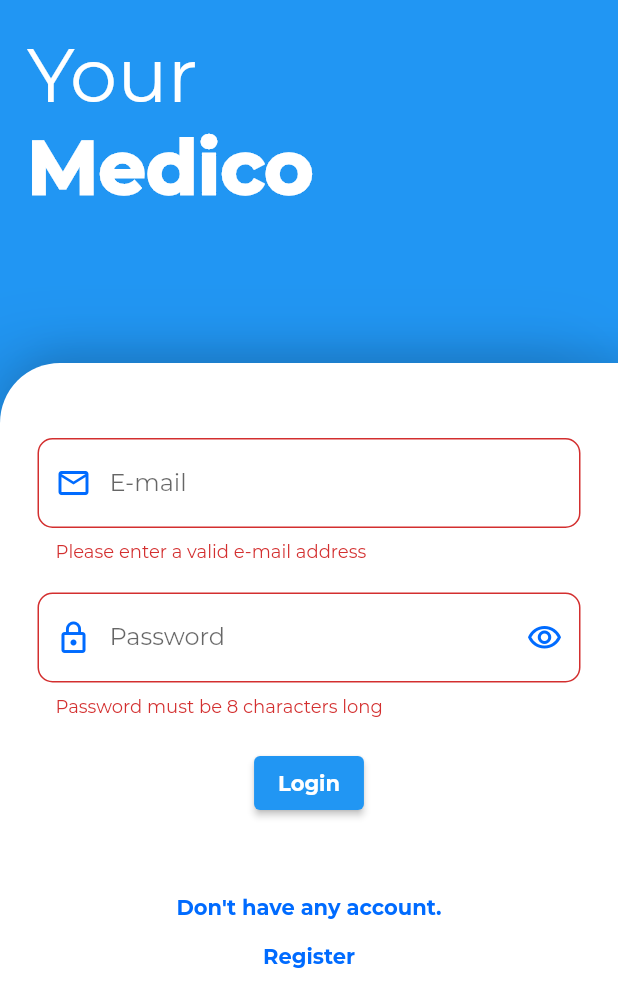
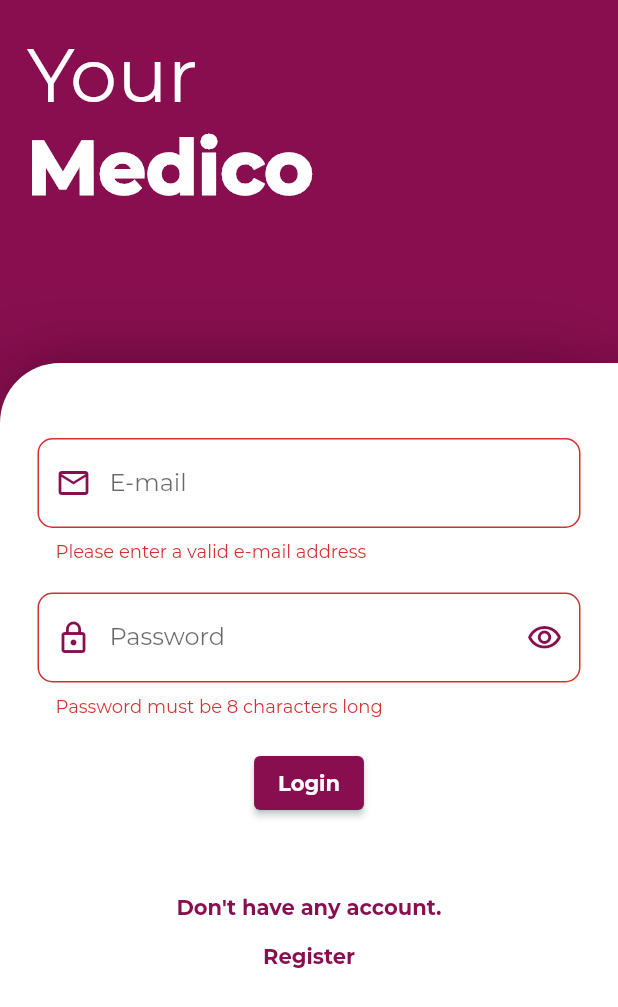
Before and after one commit to mohitvats2102/Code_Test, a Flutter app: the screen it shows after launch, after a tap on "Login", on a phone screen of 412 x 824 dp. Shown: the top 1007 px of the screen. Run offline on Flutter 3.47's test engine with Material 2 defaults, Android fonts, the phone set to English and light mode, and no system bars; our stand-ins replace firebase_auth, firebase_core, shared_preferences; accounts and stored records are empty.

```diff
--- a/lib/constant.dart
+++ b/lib/constant.dart
@@ -1,6 +1,6 @@
 import 'package:flutter/material.dart';
 
-const Color kdarkBlue = Color(0xFF006BFF);
+const Color kdarkBlue = Color.fromRGBO(136, 14, 79, 1);
 
 const TextStyle kloginText = TextStyle(
   color: Colors.white,
--- a/lib/main.dart
+++ b/lib/main.dart
@@ -13,23 +13,36 @@ void main() async {
   runApp(const MyApp());
 }
 
+Map<int, Color> color = {
+  50: const Color.fromRGBO(136, 14, 79, .1),
+  100: const Color.fromRGBO(136, 14, 79, .2),
+  200: const Color.fromRGBO(136, 14, 79, .3),
+  300: const Color.fromRGBO(136, 14, 79, .4),
+  400: const Color.fromRGBO(136, 14, 79, .5),
+  500: const Color.fromRGBO(136, 14, 79, .6),
+  600: const Color.fromRGBO(136, 14, 79, .7),
+  700: const Color.fromRGBO(136, 14, 79, .8),
+  800: const Color.fromRGBO(136, 14, 79, .9),
+  900: const Color.fromRGBO(136, 14, 79, 1),
+};
+
 class MyApp extends StatelessWidget {
   const MyApp({Key? key}) : super(key: key);
-
   @override
   Widget build(BuildContext context) {
     return MaterialApp(
+      debugShowCheckedModeBanner: false,
       title: 'Flutter Demo',
       theme: ThemeData(
-        primarySwatch: Colors.blue,
+        primarySwatch: MaterialColor(0xFF880E4F, color),
         fontFamily: 'Montserrat',
       ),
       home: FirebaseAuth.instance.currentUser == null
           ? const LoginScreen()
-          : HomeScreen(),
+          : const HomeScreen(),
       routes: {
         LoginScreen.routeName: (context) => const LoginScreen(),
-        HomeScreen.routeName: (context) => HomeScreen()
+        HomeScreen.routeName: (context) => const HomeScreen()
       },
     );
   }
--- a/lib/services/auth_form.dart
+++ b/lib/services/auth_form.dart
@@ -5,6 +5,42 @@ import 'package:flutter/services.dart';
 import './db_store.dart';
 import '../constant.dart';
 import '../screens/home_screen.dart';
+
+class EmailFieldValidator {
+  static String? validate(String? value) {
+    if (value != null) {
+      if (!value.contains('@')) {
+        return 'Please enter a valid e-mail address';
+      }
+      return null;
+    }
+    return 'Please enter a valid e-mail address';
+  }
+}
+
+class UsernameFieldValidator {
+  static String? validate(String? value) {
+    if (value != null) {
+      if (value.length < 4) {
+        return 'Username must be 4 characters long';
+      }
+      return null;
+    }
+    return 'Username must be 4 characters long';
+  }
+}
+
+class PasswordFieldValidator {
+  static String? validate(String? value) {
+    if (value != null) {
+      if (value.length < 8) {
+        return 'Password must be 8 characters long';
+      }
+      return null;
+    }
+    return 'Password must be 8 characters long';
+  }
+}
 
 class AuthForm extends StatefulWidget {
   const AuthForm({Key? key}) : super(key: key);
@@ -44,6 +80,7 @@ class _AuthFormState extends State<AuthForm> {
       } else {
         authUser = await _auth.createUserWithEmailAndPassword(
             email: email, password: password);
+
         await DBStore.setData('username', _username);
       }
       if (mounted) {
@@ -110,15 +147,7 @@ class _AuthFormState extends State<AuthForm> {
                 key: const ValueKey('email'),
                 keyboardType: TextInputType.emailAddress,
                 decoration: klogininput,
-                validator: (value) {
-                  if (value != null) {
-                    if (!value.contains('@')) {
-                      return 'Please enter a valid e-mail address';
-                    }
-                    return null;
-                  }
-                  return 'Please enter a valid e-mail address';
-                },
+                validator: EmailFieldValidator.validate,
                 onSaved: (value) {
                   _email = value!;
                 },
@@ -136,15 +165,7 @@ class _AuthFormState extends State<AuthForm> {
                         color: kdarkBlue,
                       ),
                     ),
-                    validator: (value) {
-                      if (value != null) {
-                        if (value.length < 4) {
-                          return 'Username must be 4 characters long';
-                        }
-                        return null;
-                      }
-                      return 'Username must be 4 characters long';
-                    },
+                    validator: UsernameFieldValidator.validate,
                     onSaved: (value) {
                       _username = value!;
                     },
@@ -183,15 +204,7 @@ class _AuthFormState extends State<AuthForm> {
                     color: kdarkBlue,
                   ),
                 ),
-                validator: (value) {
-                  if (value != null) {
-                    if (value.length < 8) {
-                      return 'Password must be 8 characters long';
-                    }
-                    return null;
-                  }
-                  return 'Password must be 8 characters long';
-                },
+                validator: PasswordFieldValidator.validate,
                 onSaved: (value) {
                   _password = value!;
                 },
@@ -200,6 +213,9 @@ class _AuthFormState extends State<AuthForm> {
               if (_isStartRegister) const CircularProgressIndicator(),
               if (!_isStartRegister)
                 ElevatedButton(
+                  style: ElevatedButton.styleFrom(
+                    primary: kdarkBlue, // Background color
+                  ),
                   child: Text(
                     _isLogin ? 'Login' : 'Register',
                     style: const TextStyle(
```
Also changed, not shown: 1 other file.
